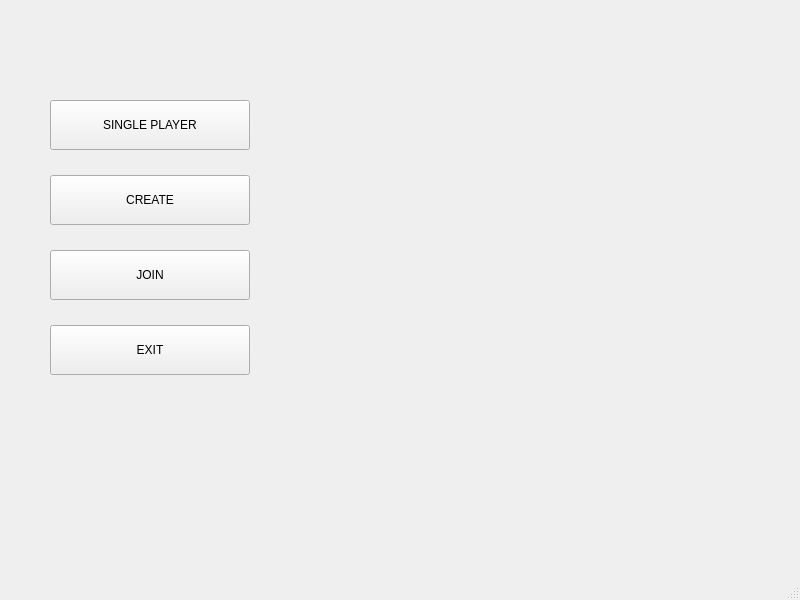
The window that USTlord_final/mainwindow.ui (williamlus/COMP2012H_Project) describes before a commit, drawn with Qt 5.
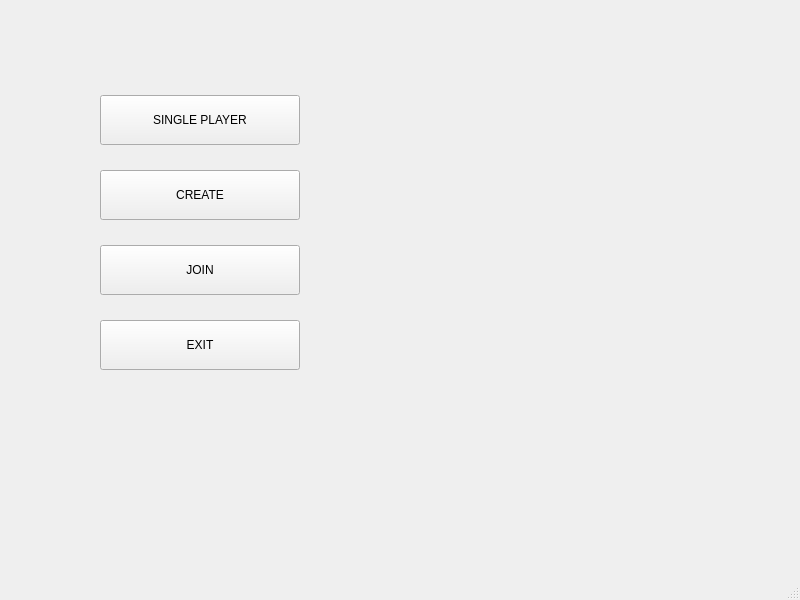
The same window after the commit.

Patch:
```diff
--- a/USTlord_final/mainwindow.ui
+++ b/USTlord_final/mainwindow.ui
@@ -17,8 +17,8 @@
    <widget class="QPushButton" name="start_offline_button">
     <property name="geometry">
      <rect>
-      <x>50</x>
-      <y>100</y>
+      <x>100</x>
+      <y>95</y>
       <width>200</width>
       <height>50</height>
      </rect>
@@ -27,24 +27,11 @@
      <string>SINGLE PLAYER</string>
     </property>
    </widget>
-   <widget class="QPushButton" name="create_room_button">
-    <property name="geometry">
-     <rect>
-      <x>50</x>
-      <y>175</y>
-      <width>200</width>
-      <height>50</height>
-     </rect>
-    </property>
-    <property name="text">
-     <string>CREATE</string>
-    </property>
-   </widget>
    <widget class="QPushButton" name="join_room_button">
     <property name="geometry">
      <rect>
-      <x>50</x>
-      <y>250</y>
+      <x>100</x>
+      <y>245</y>
       <width>200</width>
       <height>50</height>
      </rect>
@@ -56,8 +43,8 @@
    <widget class="QPushButton" name="exit_button">
     <property name="geometry">
      <rect>
-      <x>50</x>
-      <y>325</y>
+      <x>100</x>
+      <y>320</y>
       <width>200</width>
       <height>50</height>
      </rect>
@@ -66,6 +53,19 @@
      <string>EXIT</string>
     </property>
    </widget>
+   <widget class="QPushButton" name="create_room_button">
+    <property name="geometry">
+     <rect>
+      <x>100</x>
+      <y>170</y>
+      <width>200</width>
+      <height>50</height>
+     </rect>
+    </property>
+    <property name="text">
+     <string>CREATE</string>
+    </property>
+   </widget>
   </widget>
   <widget class="QMenuBar" name="menubar">
    <property name="geometry">
```
